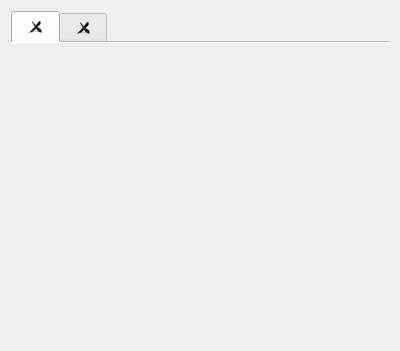
VespucciProject/Vespucci, file Vespucci/GUI/Display/dataviewer.ui: the form before one commit.
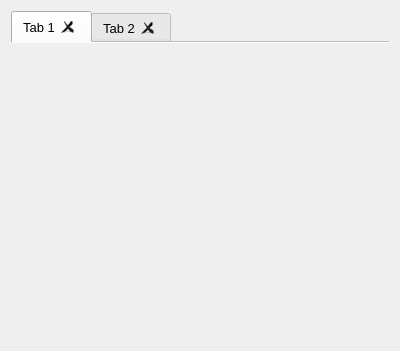
The form after the commit. Icons and pictures are not drawn.

Commit message: Changed how data objects are handled. The DataModel class is now the interface to VespucciDataset objects and their data and keeps track of all imported VespucciDataset objects. The DatasetTreeModel is used only to display the keys of datasets and values. The key-value store is purposefully used to eventually give the user access to objects through a python shell (it exposes internal keys to the user directly).

The edit to the form file:
```diff
--- a/Vespucci/GUI/Display/dataviewer.ui
+++ b/Vespucci/GUI/Display/dataviewer.ui
@@ -21,39 +21,24 @@
   <layout class="QVBoxLayout" name="verticalLayout">
    <item>
     <widget class="QTabWidget" name="tabWidget">
-     <property name="tabPosition">
-      <enum>QTabWidget::North</enum>
-     </property>
-     <property name="tabShape">
-      <enum>QTabWidget::Rounded</enum>
-     </property>
      <property name="currentIndex">
       <number>0</number>
      </property>
-     <property name="usesScrollButtons">
-      <bool>true</bool>
-     </property>
      <property name="documentMode">
       <bool>true</bool>
      </property>
      <property name="tabsClosable">
       <bool>true</bool>
      </property>
-     <property name="movable">
-      <bool>true</bool>
-     </property>
-     <property name="tabBarAutoHide">
-      <bool>true</bool>
-     </property>
-     <widget class="QWidget" name="tabWidgetPage1">
+     <widget class="QWidget" name="tab">
       <attribute name="title">
-       <string/>
+       <string>Tab 1</string>
       </attribute>
       <layout class="QVBoxLayout" name="verticalLayout_2"/>
      </widget>
      <widget class="QWidget" name="tabWidgetPage2">
       <attribute name="title">
-       <string/>
+       <string>Tab 2</string>
       </attribute>
      </widget>
     </widget>
```
Left out of the diff: 3 changed lines with no effect on the pictures. The commit also changes 61 other files.
